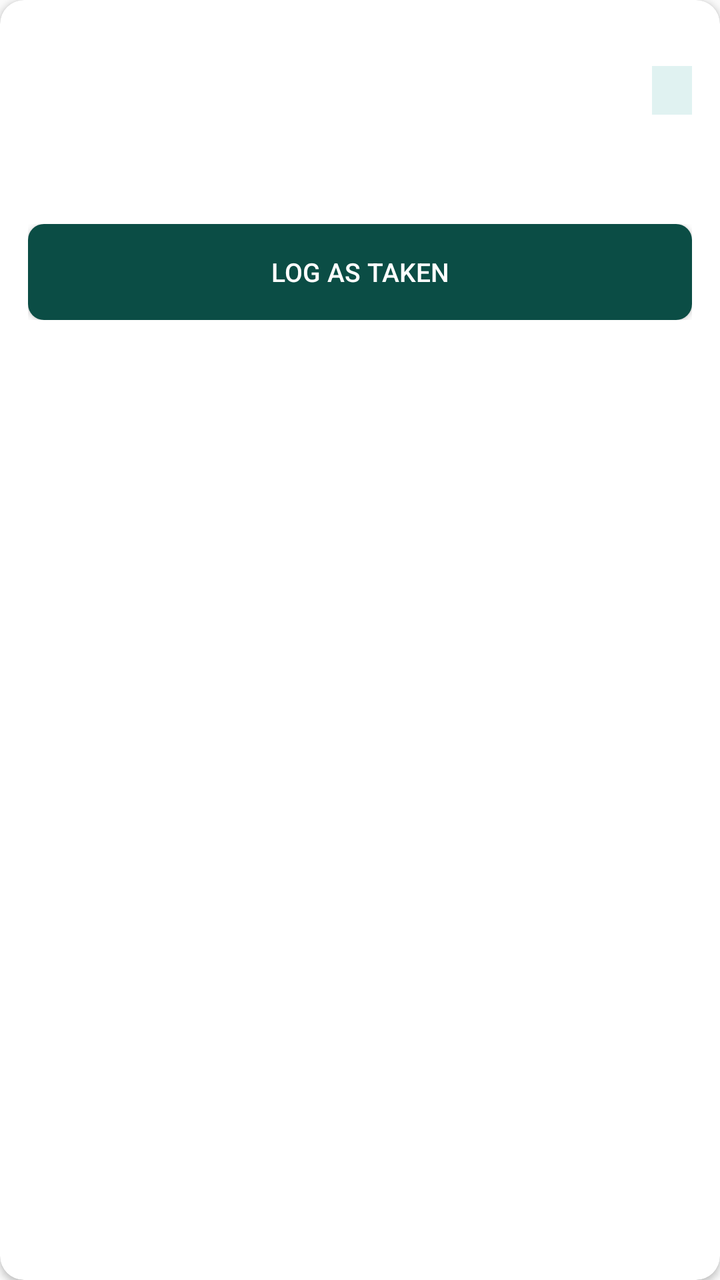
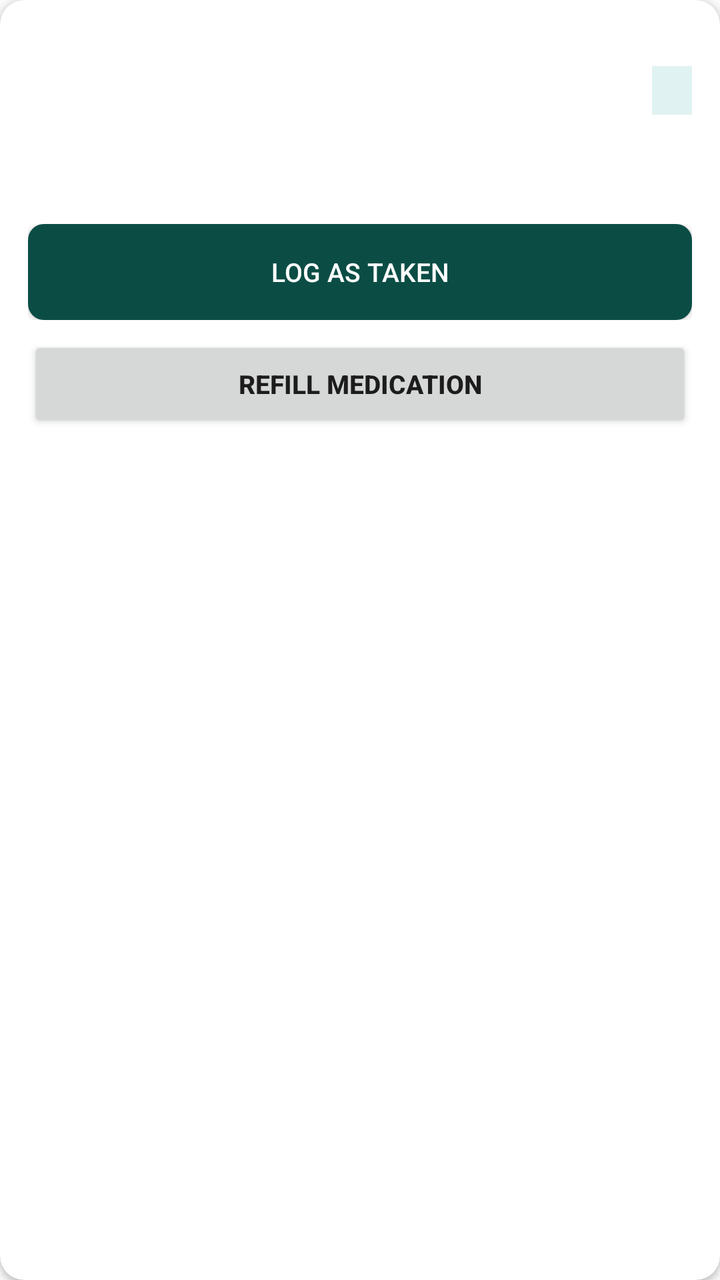

Before-and-after screenshots of an Android layout around one commit, followed by the original layout XML and the change that was made.
<!-- AndroidManifest.xml: application theme Theme.Proteahealth -->
<!-- res/layout/item_medication.xml -->
<?xml version="1.0" encoding="utf-8"?>

<androidx.cardview.widget.CardView xmlns:android="http://schemas.android.com/apk/res/android"
    xmlns:app="http://schemas.android.com/apk/res-auto"
    android:id="@+id/cardMedication"
    android:layout_width="match_parent"
    android:layout_height="wrap_content"
    android:layout_marginHorizontal="12dp"
    android:layout_marginVertical="6dp"
    android:clickable="true"
    android:focusable="true"
    app:cardCornerRadius="12dp"
    app:cardElevation="2dp">

    <LinearLayout
        android:layout_width="match_parent"
        android:layout_height="wrap_content"
        android:orientation="vertical"
        android:padding="14dp">

        <LinearLayout
            android:layout_width="match_parent"
            android:layout_height="wrap_content"
            android:orientation="horizontal"
            android:gravity="center_vertical">

            <LinearLayout
                android:layout_width="0dp"
                android:layout_height="wrap_content"
                android:layout_weight="1"
                android:orientation="vertical">

                <TextView
                    android:id="@+id/tvMedicationName"
                    android:layout_width="match_parent"
                    android:layout_height="wrap_content"
                    android:textSize="16sp"
                    android:textStyle="bold" />

                <TextView
                    android:id="@+id/tvDosage"
                    android:layout_width="match_parent"
                    android:layout_height="wrap_content"
                    android:layout_marginTop="2dp"
                    android:textSize="14sp"
                    android:textColor="#666666" />

                <TextView
                    android:id="@+id/tvPurpose"
                    android:layout_width="match_parent"
                    android:layout_height="wrap_content"
                    android:layout_marginTop="2dp"
                    android:textSize="13sp"
                    android:textColor="#1565C0" />

            </LinearLayout>

            <TextView
                android:id="@+id/tvScheduledTime"
                android:layout_width="wrap_content"
                android:layout_height="wrap_content"
                android:background="#E0F2F1"
                android:paddingStart="10dp"
                android:paddingEnd="10dp"
                android:paddingTop="4dp"
                android:paddingBottom="4dp"
                android:textSize="12sp"
                android:textStyle="bold"
                android:textColor="#00695C" />

        </LinearLayout>

        <TextView
            android:id="@+id/tvPillCounter"
            android:layout_width="match_parent"
            android:layout_height="wrap_content"
            android:layout_marginTop="8dp"
            android:textSize="13sp"
            android:textColor="#444444" />

        <TextView
            android:id="@+id/tvLowSupplyWarning"
            android:layout_width="match_parent"
            android:layout_height="wrap_content"
            android:layout_marginTop="4dp"
            android:text="Low supply — reorder soon"
            android:textSize="12sp"
            android:textColor="#E65100"
            android:textStyle="bold"
            android:visibility="gone" />

        <LinearLayout
            android:layout_width="match_parent"
            android:layout_height="wrap_content"
            android:layout_marginTop="10dp"
            android:orientation="horizontal">

            <Button
                android:id="@+id/btnLogTaken"
                android:layout_width="0dp"
                android:layout_height="wrap_content"
                android:layout_weight="1"
                android:text="Log as Taken"
                android:textSize="13sp"
                android:textColor="#FFFFFF"
                android:background="@drawable/btn_log_taken_bg" />

            <Button
                android:id="@+id/btnUndoTaken"
                android:layout_width="wrap_content"
                android:layout_height="wrap_content"
                android:layout_marginStart="8dp"
                android:text="Undo"
                android:textSize="13sp"
                android:visibility="gone" />

        </LinearLayout>
    </LinearLayout>

</androidx.cardview.widget.CardView>
<!-- resources referenced by this layout -->
<resources>
  <!-- drawable btn_log_taken_bg (drawable) -->
  <?xml version="1.0" encoding="utf-8"?>
  
  <selector xmlns:android="http://schemas.android.com/apk/res/android">
  
      <item android:state_pressed="true">
          <shape android:shape="rectangle">
              <solid android:color="#1A7A6E" />
              <corners android:radius="8dp" />
          </shape>
      </item>
  
      <item android:state_enabled="false">
          <shape android:shape="rectangle">
              <solid android:color="#B0BEC5" />
              <corners android:radius="8dp" />
          </shape>
      </item>
  
      <item>
          <shape android:shape="rectangle">
              <solid android:color="#0B4D45" />
              <corners android:radius="8dp" />
          </shape>
      </item>
  
  </selector>
  <style name="Theme.Proteahealth" parent="Theme.AppCompat.DayNight.NoActionBar" />
</resources>

<!-- the commit's change to res/layout/item_medication.xml (unified diff, before → after) -->
@@ -93,26 +93,46 @@
             android:layout_width="match_parent"
             android:layout_height="wrap_content"
             android:layout_marginTop="10dp"
-            android:orientation="horizontal">
+            android:orientation="vertical">
+
+            
+
+            <LinearLayout
+                android:layout_width="match_parent"
+                android:layout_height="wrap_content"
+                android:orientation="horizontal">
+
+                <Button
+                    android:id="@+id/btnLogTaken"
+                    android:layout_width="0dp"
+                    android:layout_height="wrap_content"
+                    android:layout_weight="1"
+                    android:text="Log as Taken"
+                    android:textSize="13sp"
+                    android:textColor="#FFFFFF"
+                    android:background="@drawable/btn_log_taken_bg" />
+
+                <Button
+                    android:id="@+id/btnUndoTaken"
+                    android:layout_width="wrap_content"
+                    android:layout_height="wrap_content"
+                    android:layout_marginStart="8dp"
+                    android:text="Undo"
+                    android:textSize="13sp"
+                    android:visibility="gone" />
+
+            </LinearLayout>
+
+            
 
             <Button
-                android:id="@+id/btnLogTaken"
-                android:layout_width="0dp"
+                android:id="@+id/btnRefill"
+                android:layout_width="match_parent"
                 android:layout_height="wrap_content"
-                android:layout_weight="1"
-                android:text="Log as Taken"
+                android:layout_marginTop="8dp"
+                android:text="Refill Medication"
                 android:textSize="13sp"
-                android:textColor="#FFFFFF"
-                android:background="@drawable/btn_log_taken_bg" />
-
-            <Button
-                android:id="@+id/btnUndoTaken"
-                android:layout_width="wrap_content"
-                android:layout_height="wrap_content"
-                android:layout_marginStart="8dp"
-                android:text="Undo"
-                android:textSize="13sp"
-                android:visibility="gone" />
+                android:textStyle="bold" />
 
         </LinearLayout>
     </LinearLayout>
